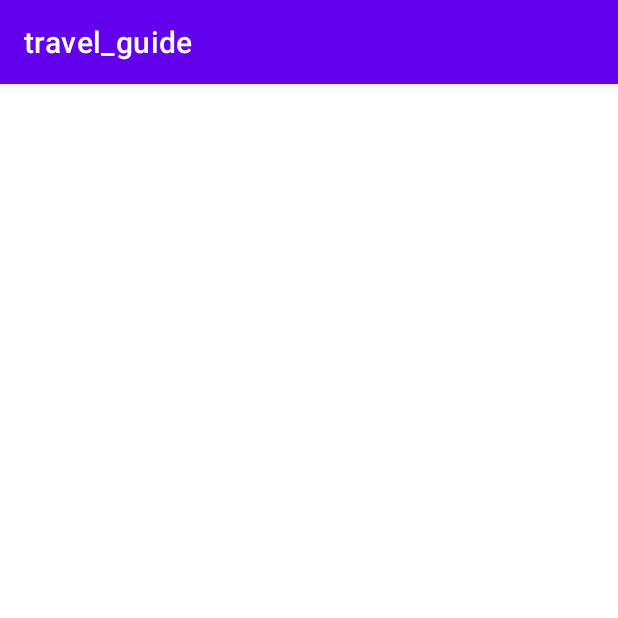
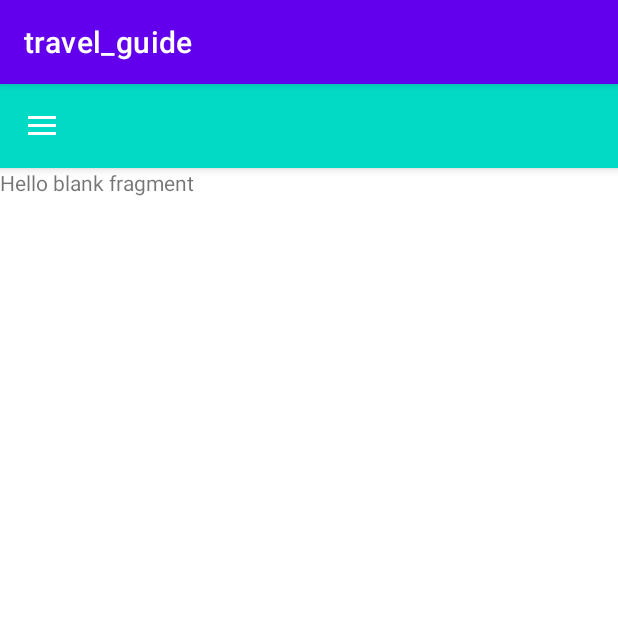
Before and after one commit to mohameds277/Android_Project, an Android app: the Home screen opened directly, with no data from a screen before it, on a phone screen of 412 x 824 dp, the top half of it. Run offline under Robolectric (Android 15) with nearby library versions, the phone set to English and light mode, and no system bars.

Commit message:
added navigation implementation

```diff
--- a/travel_guide/app/src/main/java/com/example/travel_guide/Home.java
+++ b/travel_guide/app/src/main/java/com/example/travel_guide/Home.java
@@ -1,14 +1,83 @@
 package com.example.travel_guide;
 
+import androidx.annotation.NonNull;
+import androidx.appcompat.app.ActionBarDrawerToggle;
 import androidx.appcompat.app.AppCompatActivity;
+import androidx.core.view.GravityCompat;
+import androidx.drawerlayout.widget.DrawerLayout;
 
 import android.os.Bundle;
+import android.view.MenuItem;
+import android.widget.Toast;
+import android.widget.Toolbar;
 
-public class Home extends AppCompatActivity {
+import com.google.android.material.navigation.NavigationView;
+
+public class Home extends AppCompatActivity implements NavigationView.OnNavigationItemSelectedListener {
+
+
+
+    DrawerLayout drawer;
+    androidx.appcompat.widget.Toolbar toolbar;
+    NavigationView nag_view;
+    ActionBarDrawerToggle action_toggle;
 
     @Override
     protected void onCreate(Bundle savedInstanceState) {
         super.onCreate(savedInstanceState);
         setContentView(R.layout.activity_home);
+
+
+
+        toolbar =  findViewById(R.id.tool);
+        //setSupportActionBar(toolbar);
+
+        drawer = (DrawerLayout) findViewById(R.id.drawer_layout);
+        nag_view = (NavigationView)findViewById(R.id.nav_view);
+        nag_view.setNavigationItemSelectedListener(this);
+
+        action_toggle = new ActionBarDrawerToggle(this , drawer, toolbar , R.string.open_nav , R.string.close_nav);
+
+
+
+        drawer.addDrawerListener(action_toggle);
+        action_toggle.syncState();
+
+
+        if (savedInstanceState == null) {
+            getSupportFragmentManager().beginTransaction().replace(R.id.fragment_container, new HomeFragment()).commit();
+            nag_view.setCheckedItem(R.id.nav_view);
+        }
+}
+
+    @Override
+    public boolean onNavigationItemSelected(@NonNull MenuItem item) {
+        switch (item.getItemId()) {
+            case R.id.home:
+                getSupportFragmentManager().beginTransaction().replace(R.id.fragment_container, new HomeFragment()).commit();
+                break;
+            case R.id.all:
+                getSupportFragmentManager().beginTransaction().replace(R.id.fragment_container, new AllFragment()).commit();
+                break;
+            case R.id.favorite:
+                getSupportFragmentManager().beginTransaction().replace(R.id.fragment_container, new FavFragment()).commit();
+                break;
+            case R.id.sorted:
+                getSupportFragmentManager().beginTransaction().replace(R.id.fragment_container, new SortedFragment()).commit();
+                break;
+            case R.id.log_out:
+                Toast.makeText(this, "Logout!", Toast.LENGTH_SHORT).show();
+                break;
+        }
+        drawer.closeDrawer(GravityCompat.START);
+        return true;
+    }
+    @Override
+    public void onBackPressed() {
+        if (drawer.isDrawerOpen(GravityCompat.START)) {
+            drawer.closeDrawer(GravityCompat.START);
+        } else {
+            super.onBackPressed();
+        }
     }
 }
--- a/travel_guide/app/src/main/java/com/example/travel_guide/Sign_in.java
+++ b/travel_guide/app/src/main/java/com/example/travel_guide/Sign_in.java
@@ -2,6 +2,7 @@ package com.example.travel_guide;
 
 import androidx.appcompat.app.AppCompatActivity;
 
+import android.content.Intent;
 import android.os.Bundle;
 import android.view.View;
 import android.widget.Button;
@@ -13,6 +14,7 @@ public class Sign_in extends AppCompatActivity {
     TextView email;
     TextView password;
     Button sign_in_in;
+    Intent home_activity;
 
     @Override
     protected void onCreate(Bundle savedInstanceState) {
@@ -26,6 +28,9 @@ public class Sign_in extends AppCompatActivity {
         sign_in_in.setOnClickListener(new View.OnClickListener() {
             @Override
             public void onClick(View view) {
+                home_activity = new Intent(Sign_in.this, Home.class);
+                startActivity(home_activity);
+
 
             }
         });
--- a/travel_guide/app/src/main/res/layout/activity_home.xml
+++ b/travel_guide/app/src/main/res/layout/activity_home.xml
@@ -1,9 +1,38 @@
 <?xml version="1.0" encoding="utf-8"?>
-<androidx.constraintlayout.widget.ConstraintLayout xmlns:android="http://schemas.android.com/apk/res/android"
+<androidx.drawerlayout.widget.DrawerLayout
+    xmlns:android="http://schemas.android.com/apk/res/android"
     xmlns:app="http://schemas.android.com/apk/res-auto"
     xmlns:tools="http://schemas.android.com/tools"
     android:layout_width="match_parent"
     android:layout_height="match_parent"
+    android:id="@+id/drawer_layout"
+    android:fitsSystemWindows="true"
+    tools:openDrawer="start"
     tools:context=".Home">
-
-</androidx.constraintlayout.widget.ConstraintLayout>
+    <LinearLayout
+        android:layout_width="match_parent"
+        android:layout_height="match_parent"
+        android:orientation="vertical">
+        <androidx.appcompat.widget.Toolbar
+            android:layout_width="match_parent"
+            android:layout_height="56dp"
+            android:id="@+id/tool"
+            android:elevation="4dp"
+            android:background="@color/teal_200"
+            android:theme="@style/ThemeOverlay.AppCompat.Dark.ActionBar"
+            android:popupTheme="@style/ThemeOverlay.AppCompat.Light"/>
+        <FrameLayout
+            android:layout_width="match_parent"
+            android:layout_height="match_parent"
+            android:id="@+id/fragment_container"/>
+    </LinearLayout>
+    <com.google.android.material.navigation.NavigationView
+        android:layout_width="wrap_content"
+        android:layout_height="match_parent"
+        android:id="@+id/nav_view"
+        android:layout_gravity="start"
+        app:headerLayout="@layout/meta_header"
+        app:menu="@menu/navigation_menu"
+        app:itemIconTint="@color/teal_200"
+        app:itemTextColor="@color/teal_200"/>
+</androidx.drawerlayout.widget.DrawerLayout>
--- a/travel_guide/app/src/main/res/layout/fragment_all.xml
+++ b/travel_guide/app/src/main/res/layout/fragment_all.xml
@@ -1,5 +1,5 @@
 <?xml version="1.0" encoding="utf-8"?>
-<FrameLayout xmlns:android="http://schemas.android.com/apk/res/android"
+<androidx.constraintlayout.widget.ConstraintLayout xmlns:android="http://schemas.android.com/apk/res/android"
     xmlns:tools="http://schemas.android.com/tools"
     android:layout_width="match_parent"
     android:layout_height="match_parent"
@@ -11,4 +11,4 @@
         android:layout_height="match_parent"
         android:text="@string/hello_blank_fragment" />
 
-</FrameLayout>
+</androidx.constraintlayout.widget.ConstraintLayout>
--- a/travel_guide/app/src/main/res/layout/fragment_fav.xml
+++ b/travel_guide/app/src/main/res/layout/fragment_fav.xml
@@ -1,5 +1,5 @@
 <?xml version="1.0" encoding="utf-8"?>
-<FrameLayout xmlns:android="http://schemas.android.com/apk/res/android"
+<androidx.constraintlayout.widget.ConstraintLayout xmlns:android="http://schemas.android.com/apk/res/android"
     xmlns:tools="http://schemas.android.com/tools"
     android:layout_width="match_parent"
     android:layout_height="match_parent"
@@ -11,4 +11,4 @@
         android:layout_height="match_parent"
         android:text="@string/hello_blank_fragment" />
 
-</FrameLayout>
+</androidx.constraintlayout.widget.ConstraintLayout>
--- a/travel_guide/app/src/main/res/layout/fragment_home.xml
+++ b/travel_guide/app/src/main/res/layout/fragment_home.xml
@@ -1,5 +1,5 @@
 <?xml version="1.0" encoding="utf-8"?>
-<FrameLayout xmlns:android="http://schemas.android.com/apk/res/android"
+<androidx.constraintlayout.widget.ConstraintLayout xmlns:android="http://schemas.android.com/apk/res/android"
     xmlns:tools="http://schemas.android.com/tools"
     android:layout_width="match_parent"
     android:layout_height="match_parent"
@@ -11,4 +11,4 @@
         android:layout_height="match_parent"
         android:text="@string/hello_blank_fragment" />
 
-</FrameLayout>
+</androidx.constraintlayout.widget.ConstraintLayout>
--- a/travel_guide/app/src/main/res/layout/fragment_logout.xml
+++ b/travel_guide/app/src/main/res/layout/fragment_logout.xml
@@ -1,5 +1,5 @@
 <?xml version="1.0" encoding="utf-8"?>
-<FrameLayout xmlns:android="http://schemas.android.com/apk/res/android"
+<androidx.constraintlayout.widget.ConstraintLayout xmlns:android="http://schemas.android.com/apk/res/android"
     xmlns:tools="http://schemas.android.com/tools"
     android:layout_width="match_parent"
     android:layout_height="match_parent"
@@ -11,4 +11,4 @@
         android:layout_height="match_parent"
         android:text="@string/hello_blank_fragment" />
 
-</FrameLayout>
+</androidx.constraintlayout.widget.ConstraintLayout>
--- a/travel_guide/app/src/main/res/values/strings.xml
+++ b/travel_guide/app/src/main/res/values/strings.xml
@@ -1,5 +1,7 @@
 <resources>
     <string name="app_name">travel_guide</string>
     <!-- TODO: Remove or change this placeholder text -->
+        <string name="open_nav">Open Navigation Drawer</string>
+        <string name="close_nav">Close Navigation Drawer</string>
     <string name="hello_blank_fragment">Hello blank fragment</string>
 </resources>
```
Also changed, not shown: travel_guide/app/src/main/res/layout/meta_header.xml (added, +28 -0 lines).
